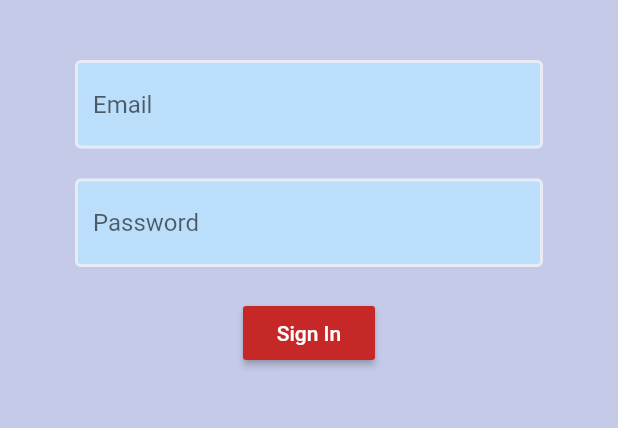
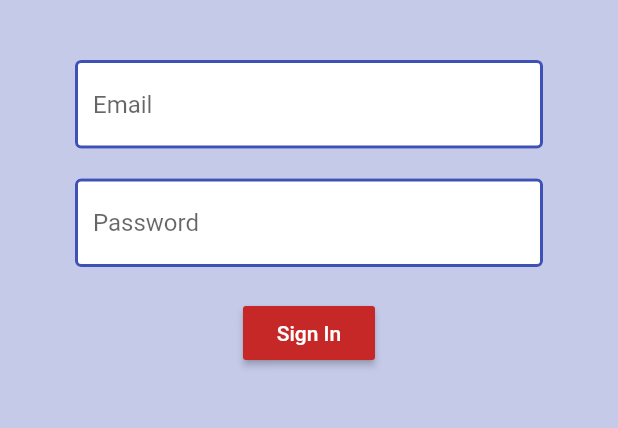
Before and after one commit to nirad17/ReserveIt, a Flutter app: the screen it shows after launch, after a tap on "Register", after a tap on "Sign in", on a phone screen of 412 x 824 dp, the part 84-512 px from its top. Run offline on Flutter 3.47's test engine with Material 2 defaults, Android fonts, the phone set to English and light mode, and no system bars; our stand-ins replace cloud_firestore, firebase_auth, firebase_core, flutter_spinkit; missing offline and left inert: dart:ffi; accounts and stored records are empty.

```diff
--- a/reservelt/lib/screens/authenticate/register.dart
+++ b/reservelt/lib/screens/authenticate/register.dart
@@ -1,5 +1,7 @@
 import 'package:flutter/material.dart';
 import 'package:reservelt/services/auth.dart';
+import 'package:reservelt/shared/constants.dart';
+import 'package:reservelt/shared/loading.dart';
 
 class Register extends StatefulWidget {
 
@@ -14,11 +16,12 @@ class _RegisterState extends State<Register> {
 
   final AuthService _auth=AuthService();
   final _formKey=GlobalKey<FormState>();
+  bool loading=false;
 
   String email='',password='',error='';
   @override
   Widget build(BuildContext context) {
-    return Scaffold(
+    return loading ? Loading() : Scaffold(
       backgroundColor: Colors.indigo[100],
       appBar: AppBar(
           title: Text('Sign up to Reservelt'),
@@ -42,6 +45,7 @@ class _RegisterState extends State<Register> {
               children: <Widget>[
                 SizedBox(height: 20.0),
                 TextFormField(
+                  decoration: textInputDecoration.copyWith(hintText: 'Email'),
                   validator: (val) => val.isEmpty ? 'Enter an email':null,
                   onChanged: (val) {
                     setState(() => email =val);
@@ -49,6 +53,7 @@ class _RegisterState extends State<Register> {
                 ),
                 SizedBox(height: 20.0),
                 TextFormField(
+                  decoration: textInputDecoration.copyWith(hintText: 'Password'),
                   validator: (val) => val.length<6 ? 'Enter a password >6+ chars':null,
                   obscureText: true,
                   onChanged: (val) {
@@ -59,9 +64,13 @@ class _RegisterState extends State<Register> {
                   RaisedButton(
                     onPressed: () async {
                       if (_formKey.currentState.validate()){
+                        setState(() => loading=true);
                         dynamic result=_auth.registerWithEmailAndPassword(email,password);
                         if (result==null){
-                          setState(() => error='enter valid email!');
+                          setState(() {
+                            error='enter valid email!';
+                            loading=false;
+                            });
                         }
                       }
                     },
@@ -71,6 +80,11 @@ class _RegisterState extends State<Register> {
                       style: TextStyle(color:Colors.white),
                   )
                 ),
+                SizedBox(height:12.0),
+                Text(
+                  error,
+                  style: TextStyle(color: Colors.red,fontSize: 12.0)
+                )
               ],)
           )
           ),
--- a/reservelt/lib/screens/authenticate/sign_in.dart
+++ b/reservelt/lib/screens/authenticate/sign_in.dart
@@ -1,7 +1,7 @@
 import 'package:flutter/material.dart';
 import 'package:reservelt/services/auth.dart';
 import 'package:reservelt/shared/loading.dart';
-
+import 'package:reservelt/shared/constants.dart';
 
 class SignIn extends StatefulWidget {
 
@@ -47,19 +47,7 @@ class _SignInState extends State<SignIn> {
               children: <Widget>[
                 SizedBox(height: 20.0),
                 TextFormField(
-                  decoration: InputDecoration(
-                    hintText: 'Email',
-                    enabledBorder: OutlineInputBorder(
-                      borderSide: BorderSide(
-                        color: Colors.indigo[50],
-                        width:2.0)
-                      ),
-                    focusedBorder: OutlineInputBorder(
-                      borderSide: BorderSide(color: Colors.blue[600], width:2.0)
-                      ),
-                    filled: true,
-                    fillColor: Colors.blue[100],
-                  ),
+                  decoration: textInputDecoration.copyWith(hintText: 'Email'),
                   validator: (val) => val.isEmpty ? 'Enter an email':null,
                   onChanged: (val) {
                     setState(() => email =val);
@@ -67,19 +55,7 @@ class _SignInState extends State<SignIn> {
                 ),
                 SizedBox(height: 20.0),
                 TextFormField(
-                  decoration: InputDecoration(
-                    hintText: 'Password',
-                    enabledBorder: OutlineInputBorder(
-                      borderSide: BorderSide(
-                        color: Colors.indigo[50],
-                        width:2.0)
-                      ),
-                    focusedBorder: OutlineInputBorder(
-                      borderSide: BorderSide(color: Colors.blue[600], width:2.0)
-                      ),
-                    filled: true,
-                    fillColor: Colors.blue[100],
-                  ),
+                 decoration: textInputDecoration.copyWith(hintText: 'Password'),
                   validator: (val) => val.length<6 ? 'Enter a password >6+ chars':null,
                   obscureText: true,
                   onChanged: (val) {
--- a/reservelt/lib/services/auth.dart
+++ b/reservelt/lib/services/auth.dart
@@ -1,5 +1,6 @@
 import 'package:firebase_auth/firebase_auth.dart';
 import 'package:reservelt/models/user.dart';
+import 'package:reservelt/services/database.dart';
 
 class AuthService{
 
@@ -46,6 +47,9 @@ class AuthService{
     try {
       UserCredential result = await _auth.createUserWithEmailAndPassword(email: email, password: password);
       User user=result.user;
+
+      //create a new document for the user with uid
+      await Database(uid:user.uid).updateUserData('new_name','male','Mumbai','Worli',5,'10am');
       return _FromFirebaseUser(user);
     }catch(e){
       print(e.toString());
--- /dev/null
+++ b/reservelt/lib/services/database.dart
@@ -0,0 +1,23 @@
+import 'dart:ffi';
+
+import 'package:cloud_firestore/cloud_firestore.dart';
+
+class Database {
+
+  final String uid;
+  Database({ this.uid });
+
+  final CollectionReference reserveCollection= FirebaseFirestore.instance.collection('reserves');
+
+  Future updateUserData(String name, String sex, String city, String locality, int radius, String time) async {
+    return await reserveCollection.doc(uid).set({
+      'name':name,
+      'sex':sex,
+      'city':city,
+      'locality':locality,
+      'radius':radius,
+      'time':time,
+    });
+
+  }
+}
--- /dev/null
+++ b/reservelt/lib/shared/constants.dart
@@ -0,0 +1,14 @@
+import 'package:flutter/material.dart';
+
+const textInputDecoration=InputDecoration(
+  filled: true,
+  fillColor: Colors.white,
+  enabledBorder: OutlineInputBorder(
+    borderSide: BorderSide(
+      color: Colors.indigo,
+      width:2.0)
+    ),
+  focusedBorder: OutlineInputBorder(
+    borderSide: BorderSide(color: Colors.blue, width:2.0)
+    ),
+);
--- a/reservelt/lib/shared/loading.dart
+++ b/reservelt/lib/shared/loading.dart
@@ -7,8 +7,8 @@ class Loading extends StatelessWidget {
     return Container(
       color: Colors.indigo[100],
       child: Center(
-        child: SpinKitWave(
-          color: Colors.blue[600],
+        child: SpinKitCubeGrid(
+          color: Colors.indigo[400],
           size:50.0,
           ),
           ),
--- a/reservelt/pubspec.yaml
+++ b/reservelt/pubspec.yaml
@@ -65,7 +65,7 @@ assets:
   # list giving the asset and other descriptors for the font. For
   # example:
 fonts:
-  - family: IndieFlower
+  - fontfamily: IndieFlower
     fonts:
       - asset: fonts/IndieFlower-Regular.ttf
 
```
Also changed, not shown: reservelt/lib/screens/Login_Screen.dart (deleted, +0 -95 lines), reservelt/lib/screens/home/home.dart (+22 -0 lines), reservelt/lib/screens/forgot_pass_screen.dart (deleted), reservelt/lib/screens/home/slot_book.dart (added), reservelt/lib/screens/slot_book.dart (deleted).
